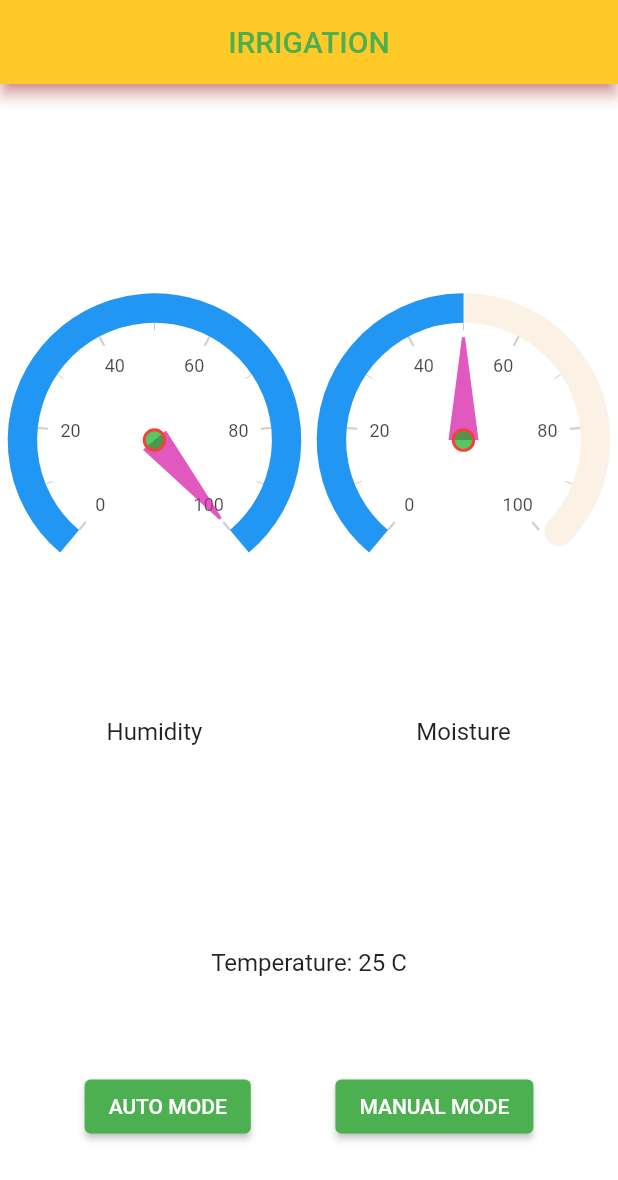
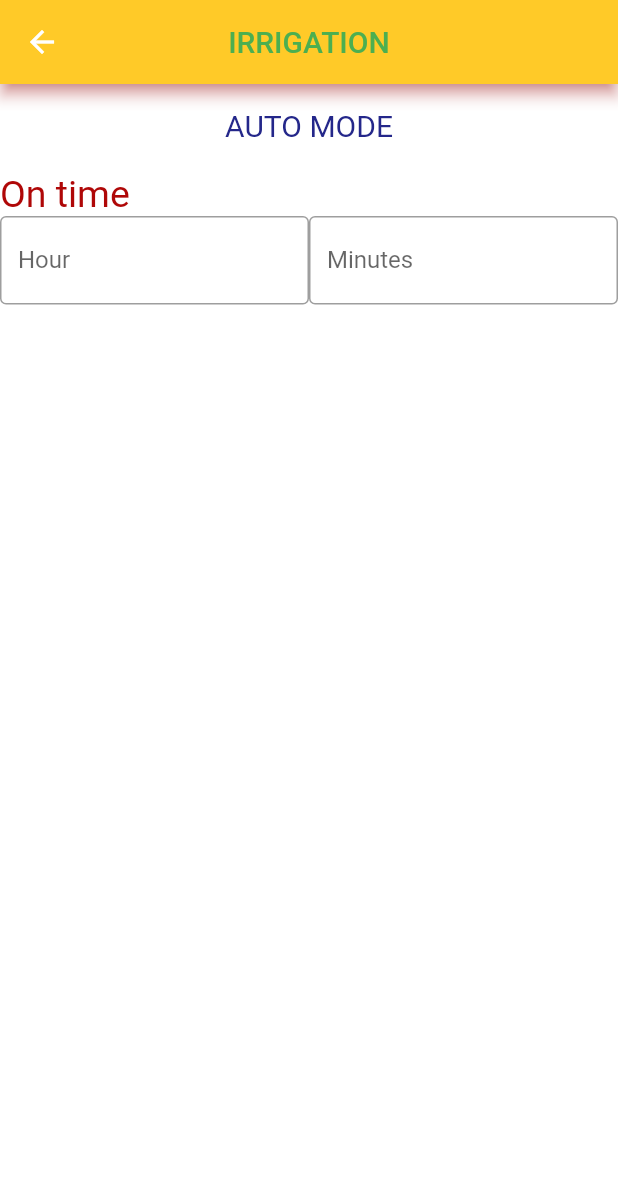
Before and after one commit to abhijithu1/irrigation, a Flutter app: the screen it shows after launch, after a tap on "AUTO MODE", on a phone screen of 412 x 824 dp. Shown: the top 1180 px of the screen. Run offline on Flutter 3.47's test engine with Material 2 defaults, Android fonts, the phone set to English and light mode, and no system bars; drawn by our look-alikes of syncfusion_flutter_gauges.

Commit message:
AUTO mode manual mode , auto mode completed till entering minutes and hours

```diff
--- a/irrigation/lib/main.dart
+++ b/irrigation/lib/main.dart
@@ -28,7 +28,7 @@ class HomeScreen extends StatefulWidget {
 }
 
 class _HomeScreenState extends State<HomeScreen> {
-  int _temperature = 25;
+  int _temperature = 45;
   final _humidity = 100.0;
   final _moisture = 50.0;
 
@@ -170,7 +170,13 @@ class _HomeScreenState extends State<HomeScreen> {
               mainAxisAlignment: MainAxisAlignment.spaceEvenly,
               children: [
                 ElevatedButton(
-                  onPressed: () {},
+                  onPressed: () {
+                    Navigator.push(
+                        context,
+                        MaterialPageRoute(
+                          builder: (context) => const ThirdScreen(),
+                        ));
+                  },
                   style: const ButtonStyle(
                     backgroundColor:
                         MaterialStatePropertyAll<Color>(Colors.green),
@@ -178,7 +184,13 @@ class _HomeScreenState extends State<HomeScreen> {
                   child: const Text('AUTO MODE'),
                 ),
                 ElevatedButton(
-                  onPressed: () {},
+                  onPressed: () {
+                    Navigator.push(
+                        context,
+                        MaterialPageRoute(
+                          builder: (context) => const SecondScreen(),
+                        ));
+                  },
                   style: const ButtonStyle(
                     backgroundColor:
                         MaterialStatePropertyAll<Color>(Colors.green),
@@ -193,3 +205,128 @@ class _HomeScreenState extends State<HomeScreen> {
     );
   }
 }
+
+class SecondScreen extends StatefulWidget {
+  const SecondScreen({Key? key}) : super(key: key);
+
+  @override
+  _SecondScreenState createState() => _SecondScreenState();
+}
+
+class _SecondScreenState extends State<SecondScreen> {
+  @override
+  Widget build(BuildContext context) {
+    return Scaffold(
+      appBar: AppBar(
+        backgroundColor: Colors.amber[400],
+        shadowColor: Colors.redAccent,
+        centerTitle: true,
+        title: const Text(
+          "MANUAL MODE",
+          style: TextStyle(
+            color: Colors.green,
+          ),
+        ),
+      ),
+      backgroundColor: Colors.white,
+    );
+  }
+}
+
+class ThirdScreen extends StatefulWidget {
+  const ThirdScreen({Key? key}) : super(key: key);
+
+  @override
+  _ThirdScreenState createState() => _ThirdScreenState();
+}
+
+class _ThirdScreenState extends State<ThirdScreen> {
+  int? hour;
+  int? min;
+
+  @override
+  Widget build(BuildContext context) {
+    return Scaffold(
+        appBar: AppBar(
+          backgroundColor: Colors.amber[400],
+          shadowColor: Colors.redAccent,
+          centerTitle: true,
+          title: const Text(
+            "IRRIGATION",
+            style: TextStyle(
+              color: Colors.green,
+            ),
+          ),
+        ),
+        backgroundColor: Colors.white,
+        body: SafeArea(
+          child: Column(
+            mainAxisAlignment: MainAxisAlignment.start,
+            crossAxisAlignment: CrossAxisAlignment.start,
+            children: [
+              const Padding(
+                padding: EdgeInsets.only(top: 16.0),
+              ),
+              Container(
+                alignment: Alignment.topCenter,
+                child: const Text(
+                  'AUTO MODE',
+                  style: TextStyle(
+                    color: Color.fromARGB(255, 36, 39, 138),
+                    fontSize: 20.0,
+                  ),
+                ),
+              ),
+              Container(
+                padding: const EdgeInsets.only(top: 20.0),
+                child: const Text("On time",
+                style: TextStyle(
+                  color: Color.fromARGB(255, 175, 7, 7),
+                  fontSize: 25,
+                ),),
+              ),
+              Row(
+                mainAxisAlignment: MainAxisAlignment.spaceEvenly,
+                children: [
+                  Expanded(
+                    child: TextFormField(
+                      keyboardType: TextInputType.number,
+                      decoration: const InputDecoration(
+                        labelText: 'Hour',
+                        border: OutlineInputBorder(),
+                      ),
+                      validator: (value) {
+                        if (value == null || value.isEmpty){
+                          return "Please Enter the Hour.";
+                        }
+                        return null;
+                      },
+                      onSaved: (value){
+                        hour = int.parse(value!);
+                      },
+                    ),
+                  ),
+                  Expanded(child: TextFormField(
+                    keyboardType: TextInputType.number,
+                    decoration: const InputDecoration(
+                      labelText: "Minutes",
+                      border: OutlineInputBorder(),
+
+                    ),
+                    validator: (value) {
+                        if (value == null || value.isEmpty){
+                          return "Please Enter the Minute.";
+                        }
+                        return null;
+                      },
+                      onSaved: (value){
+                        min = int.parse(value!);
+                      },
+                  ))
+                ],
+              )
+            ],
+          ),
+        ));
+  }
+}
```
